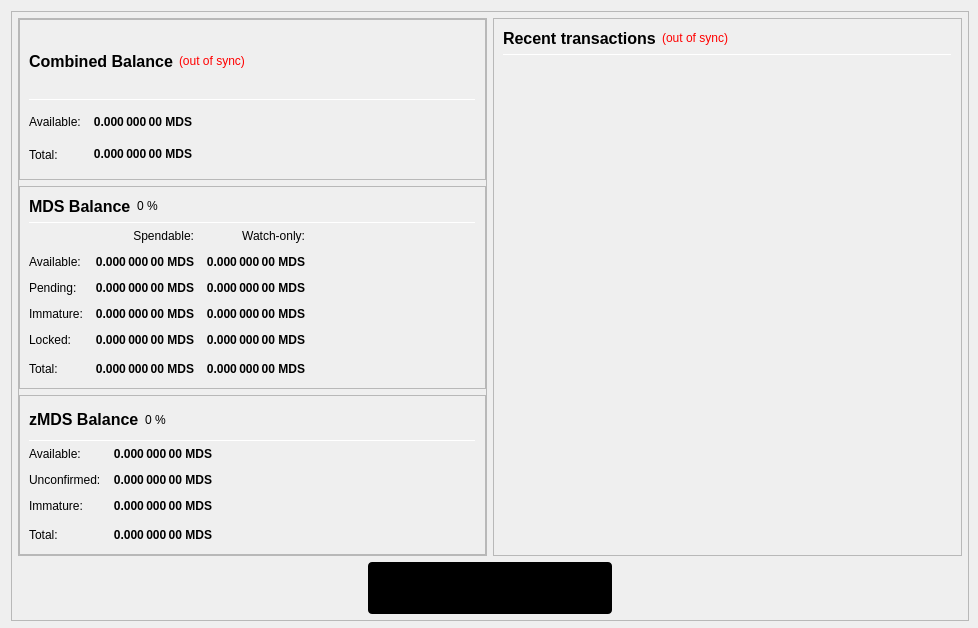
j00v/midas_coin, file src/qt/forms/overviewpage.ui: the form before one commit.
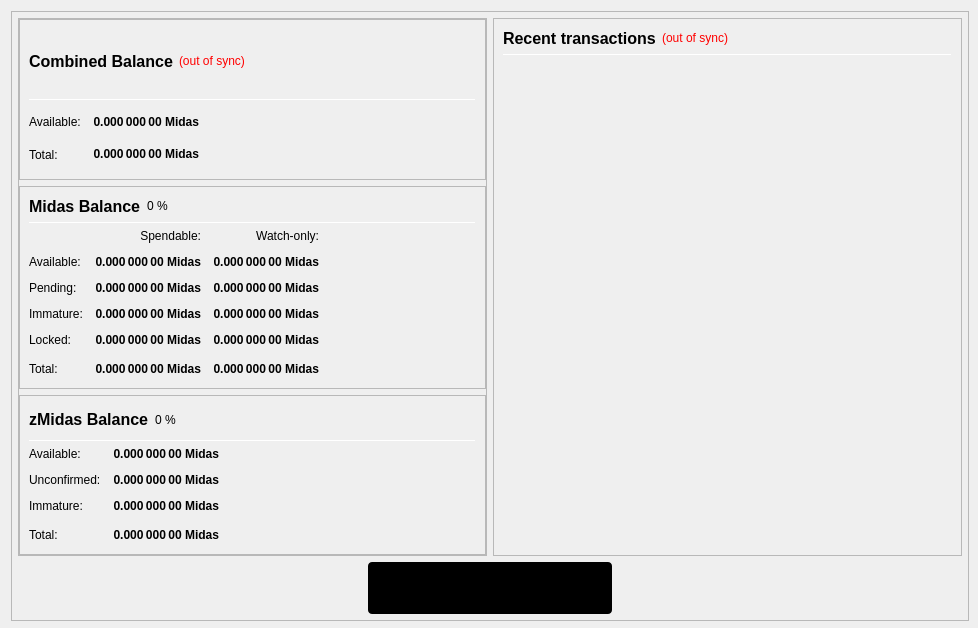
The form after the commit. Icons and pictures are not drawn.

Diff of the .ui file:
```diff
--- a/src/qt/forms/overviewpage.ui
+++ b/src/qt/forms/overviewpage.ui
@@ -288,7 +288,7 @@
                           <string>Your current spendable balance</string>
                          </property>
                          <property name="text">
-                          <string notr="true">0.000 000 00 MDS</string>
+                          <string notr="true">0.000 000 00 Midas</string>
                          </property>
                          <property name="alignment">
                           <set>Qt::AlignRight|Qt::AlignTrailing|Qt::AlignVCenter</set>
@@ -320,7 +320,7 @@
                           <string>Total Balance, including all unavailable coins.</string>
                          </property>
                          <property name="text">
-                          <string notr="true">0.000 000 00 MDS</string>
+                          <string notr="true">0.000 000 00 Midas</string>
                          </property>
                          <property name="alignment">
                           <set>Qt::AlignRight|Qt::AlignTrailing|Qt::AlignVCenter</set>
@@ -375,7 +375,7 @@
                           </font>
                          </property>
                          <property name="text">
-                          <string>MDS Balance</string>
+                          <string>Midas Balance</string>
                          </property>
                         </widget>
                        </item>
@@ -467,7 +467,7 @@
                           <string>Your current spendable balance</string>
                          </property>
                          <property name="text">
-                          <string notr="true">0.000 000 00 MDS</string>
+                          <string notr="true">0.000 000 00 Midas</string>
                          </property>
                          <property name="alignment">
                           <set>Qt::AlignRight|Qt::AlignTrailing|Qt::AlignVCenter</set>
@@ -492,7 +492,7 @@
                           <string>Your current balance in watch-only addresses</string>
                          </property>
                          <property name="text">
-                          <string notr="true">0.000 000 00 MDS</string>
+                          <string notr="true">0.000 000 00 Midas</string>
                          </property>
                          <property name="alignment">
                           <set>Qt::AlignRight|Qt::AlignTrailing|Qt::AlignVCenter</set>
@@ -524,7 +524,7 @@
                           <string>Total of transactions that have yet to be confirmed, and do not yet count toward the spendable balance</string>
                          </property>
                          <property name="text">
-                          <string notr="true">0.000 000 00 MDS</string>
+                          <string notr="true">0.000 000 00 Midas</string>
                          </property>
                          <property name="alignment">
                           <set>Qt::AlignRight|Qt::AlignTrailing|Qt::AlignVCenter</set>
@@ -549,7 +549,7 @@
                           <string>Unconfirmed transactions to watch-only addresses</string>
                          </property>
                          <property name="text">
-                          <string notr="true">0.000 000 00 MDS</string>
+                          <string notr="true">0.000 000 00 Midas</string>
                          </property>
                          <property name="alignment">
                           <set>Qt::AlignRight|Qt::AlignTrailing|Qt::AlignVCenter</set>
@@ -581,7 +581,7 @@
                           <string>Staked or masternode rewards that has not yet matured</string>
                          </property>
                          <property name="text">
-                          <string notr="true">0.000 000 00 MDS</string>
+                          <string notr="true">0.000 000 00 Midas</string>
                          </property>
                          <property name="alignment">
                           <set>Qt::AlignRight|Qt::AlignTrailing|Qt::AlignVCenter</set>
@@ -606,7 +606,7 @@
                           <string>Staked or masternode rewards in watch-only addresses that has not yet matured</string>
                          </property>
                          <property name="text">
-                          <string notr="true">0.000 000 00 MDS</string>
+                          <string notr="true">0.000 000 00 Midas</string>
                          </property>
                          <property name="alignment">
                           <set>Qt::AlignRight|Qt::AlignTrailing|Qt::AlignVCenter</set>
@@ -641,7 +641,7 @@
                           <string>Locked MDS or Masternode collaterals. These are excluded from MDS minting.</string>
                          </property>
                          <property name="text">
-                          <string notr="true">0.000 000 00 MDS</string>
+                          <string notr="true">0.000 000 00 Midas</string>
                          </property>
                          <property name="alignment">
                           <set>Qt::AlignRight|Qt::AlignTrailing|Qt::AlignVCenter</set>
@@ -666,7 +666,7 @@
                           <string>Current locked balance in watch-only addresses</string>
                          </property>
                          <property name="text">
-                          <string notr="true">0.000 000 00 MDS</string>
+                          <string notr="true">0.000 000 00 Midas</string>
                          </property>
                          <property name="alignment">
                           <set>Qt::AlignRight|Qt::AlignTrailing|Qt::AlignVCenter</set>
@@ -701,7 +701,7 @@
                           <string>Your current Midas balance, unconfirmed and immature transactions included</string>
                          </property>
                          <property name="text">
-                          <string notr="true">0.000 000 00 MDS</string>
+                          <string notr="true">0.000 000 00 Midas</string>
                          </property>
                          <property name="alignment">
                           <set>Qt::AlignRight|Qt::AlignTrailing|Qt::AlignVCenter</set>
@@ -726,7 +726,7 @@
                           <string>Current total balance in watch-only addresses</string>
                          </property>
                          <property name="text">
-                          <string notr="true">0.000 000 00 MDS</string>
+                          <string notr="true">0.000 000 00 Midas</string>
                          </property>
                          <property name="alignment">
                           <set>Qt::AlignRight|Qt::AlignTrailing|Qt::AlignVCenter</set>
@@ -781,7 +781,7 @@
                           </font>
                          </property>
                          <property name="text">
-                          <string>zMDS Balance</string>
+                          <string>zMidas Balance</string>
                          </property>
                         </widget>
                        </item>
@@ -855,7 +855,7 @@
 These MDS are spendable.</string>
                          </property>
                          <property name="text">
-                          <string notr="true">0.000 000 00 MDS</string>
+                          <string notr="true">0.000 000 00 Midas</string>
                          </property>
                          <property name="alignment">
                           <set>Qt::AlignRight|Qt::AlignTrailing|Qt::AlignVCenter</set>
@@ -886,7 +886,7 @@
 Immature: confirmed, but less than 1 mint of the same denomination after it was minted</string>
                          </property>
                          <property name="text">
-                          <string notr="true">0.000 000 00 MDS</string>
+                          <string notr="true">0.000 000 00 Midas</string>
                          </property>
                          <property name="alignment">
                           <set>Qt::AlignRight|Qt::AlignTrailing|Qt::AlignVCenter</set>
@@ -917,7 +917,7 @@
 Immature: confirmed, but less than 1 mint of the same denomination after it was minted</string>
                          </property>
                          <property name="text">
-                          <string notr="true">0.000 000 00 MDS</string>
+                          <string notr="true">0.000 000 00 Midas</string>
                          </property>
                          <property name="alignment">
                           <set>Qt::AlignRight|Qt::AlignTrailing|Qt::AlignVCenter</set>
@@ -949,7 +949,7 @@
                           <string>Your current MDS balance, unconfirmed and immature MDS included.</string>
                          </property>
                          <property name="text">
-                          <string notr="true">0.000 000 00 MDS</string>
+                          <string notr="true">0.000 000 00 Midas</string>
                          </property>
                          <property name="alignment">
                           <set>Qt::AlignRight|Qt::AlignTrailing|Qt::AlignVCenter</set>
```
Left out of the diff: 12 changed lines with no effect on the pictures.
